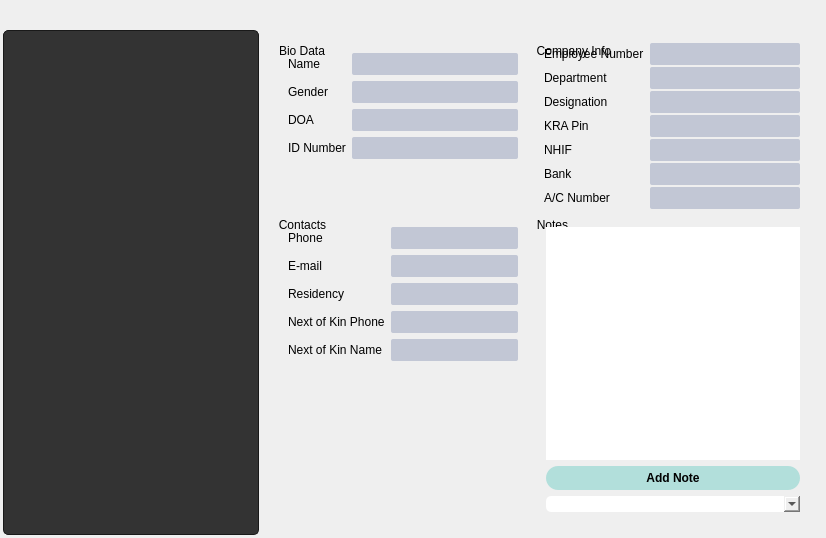
Before: the Qt Designer form hrappemployeeview.ui in zadockmaloba/ProcurementSys, drawn with Qt 5.
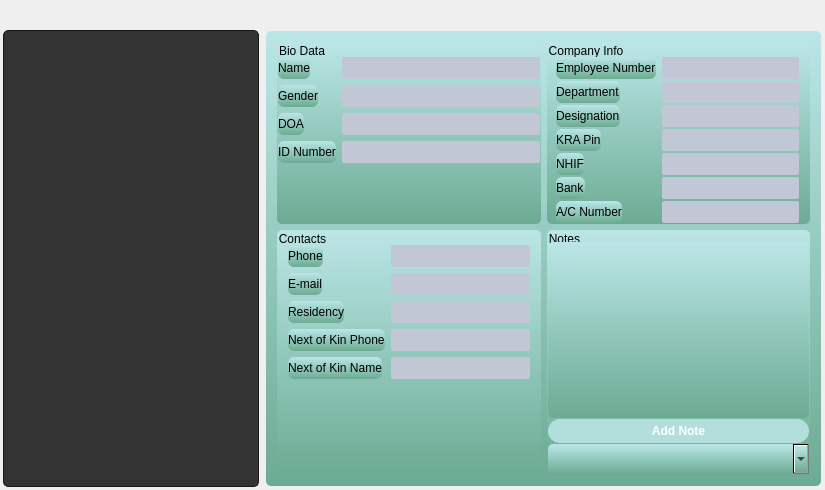
After: the same form once the commit is applied. Icons and pictures are not drawn.

What changed in the file:
```diff
--- a/hrappemployeeview.ui
+++ b/hrappemployeeview.ui
@@ -6,8 +6,8 @@
    <rect>
     <x>0</x>
     <y>0</y>
-    <width>826</width>
-    <height>538</height>
+    <width>825</width>
+    <height>490</height>
    </rect>
   </property>
   <property name="windowTitle">
@@ -1801,8 +1801,21 @@
           </property>
           <item>
            <widget class="QWidget" name="widget_2" native="true">
+            <property name="sizePolicy">
+             <sizepolicy hsizetype="Expanding" vsizetype="Expanding">
+              <horstretch>0</horstretch>
+              <verstretch>0</verstretch>
+             </sizepolicy>
+            </property>
             <property name="styleSheet">
-             <string notr="true">font: 10pt &quot;Segoe MDL2 Assets&quot;;
+             <string notr="true">
+
+QWidget
+{
+	
+	background-color: qlineargradient(spread:pad, x1:1, y1:1, x2:1, y2:0, stop:0 rgba(108, 171, 147, 255), stop:0.994318 rgba(186, 230, 230, 255));
+font: 10pt &quot;Segoe MDL2 Assets&quot;;
+}
 QPushButton
 {
 	background-color: #ff3333;
@@ -2619,6 +2632,18 @@
                 <string>Bio Data</string>
                </property>
                <layout class="QFormLayout" name="formLayout">
+                <property name="leftMargin">
+                 <number>1</number>
+                </property>
+                <property name="topMargin">
+                 <number>15</number>
+                </property>
+                <property name="rightMargin">
+                 <number>1</number>
+                </property>
+                <property name="bottomMargin">
+                 <number>1</number>
+                </property>
                 <item row="0" column="0">
                  <widget class="QLabel" name="label">
                   <property name="text">
@@ -2664,6 +2689,12 @@
              </item>
              <item row="0" column="1">
               <widget class="QGroupBox" name="groupBox_2">
+               <property name="sizePolicy">
+                <sizepolicy hsizetype="Expanding" vsizetype="Expanding">
+                 <horstretch>0</horstretch>
+                 <verstretch>0</verstretch>
+                </sizepolicy>
+               </property>
                <property name="title">
                 <string>Company Info</string>
                </property>
@@ -2675,7 +2706,7 @@
                  <number>9</number>
                 </property>
                 <property name="topMargin">
-                 <number>1</number>
+                 <number>15</number>
                 </property>
                 <property name="bottomMargin">
                  <number>1</number>
@@ -3166,8 +3197,30 @@
                 <string>Notes</string>
                </property>
                <layout class="QVBoxLayout" name="verticalLayout_2">
+                <property name="spacing">
+                 <number>1</number>
+                </property>
+                <property name="leftMargin">
+                 <number>1</number>
+                </property>
+                <property name="topMargin">
+                 <number>12</number>
+                </property>
+                <property name="rightMargin">
+                 <number>1</number>
+                </property>
+                <property name="bottomMargin">
+                 <number>1</number>
+                </property>
                 <item>
-                 <widget class="QTextEdit" name="textEdit"/>
+                 <widget class="QTextEdit" name="textEdit">
+                  <property name="sizePolicy">
+                   <sizepolicy hsizetype="Expanding" vsizetype="Expanding">
+                    <horstretch>0</horstretch>
+                    <verstretch>0</verstretch>
+                   </sizepolicy>
+                  </property>
+                 </widget>
                 </item>
                 <item>
                  <widget class="QPushButton" name="pushButton_3">
@@ -3177,7 +3230,20 @@
                  </widget>
                 </item>
                 <item>
-                 <widget class="QComboBox" name="comboBox"/>
+                 <widget class="QComboBox" name="comboBox">
+                  <property name="sizePolicy">
+                   <sizepolicy hsizetype="Preferred" vsizetype="Expanding">
+                    <horstretch>0</horstretch>
+                    <verstretch>0</verstretch>
+                   </sizepolicy>
+                  </property>
+                  <property name="minimumSize">
+                   <size>
+                    <width>0</width>
+                    <height>30</height>
+                   </size>
+                  </property>
+                 </widget>
                 </item>
                </layout>
               </widget>
@@ -3595,6 +3661,9 @@
                 <string>Contacts</string>
                </property>
                <layout class="QFormLayout" name="formLayout_3">
+                <property name="topMargin">
+                 <number>15</number>
+                </property>
                 <item row="0" column="0">
                  <widget class="QLabel" name="label_12">
                   <property name="text">
```
